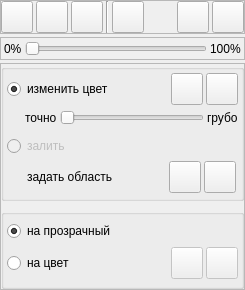
Before: the Qt Designer form fluffy-dollop/ctrwidgets/components/layersmanager/layerinstrumentalform.ui in autocomp/fluffy-dollop, drawn with Qt 5.
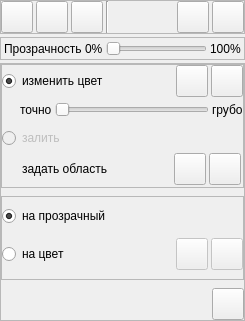
After: the same form once the commit is applied.

What changed in the file:
```diff
--- a/fluffy-dollop/ctrwidgets/components/layersmanager/layerinstrumentalform.ui
+++ b/fluffy-dollop/ctrwidgets/components/layersmanager/layerinstrumentalform.ui
@@ -7,7 +7,7 @@
     <x>0</x>
     <y>0</y>
     <width>245</width>
-    <height>290</height>
+    <height>321</height>
    </rect>
   </property>
   <property name="maximumSize">
@@ -19,11 +19,20 @@
   <property name="windowTitle">
    <string>Form</string>
   </property>
-  <layout class="QVBoxLayout" name="verticalLayout_4">
+  <layout class="QVBoxLayout" name="verticalLayout_2">
    <property name="spacing">
     <number>3</number>
    </property>
-   <property name="margin">
+   <property name="leftMargin">
+    <number>0</number>
+   </property>
+   <property name="topMargin">
+    <number>0</number>
+   </property>
+   <property name="rightMargin">
+    <number>0</number>
+   </property>
+   <property name="bottomMargin">
     <number>0</number>
    </property>
    <item>
@@ -141,37 +150,6 @@
         </property>
        </widget>
       </item>
-      <item>
-       <widget class="QPushButton" name="setOpacity">
-        <property name="minimumSize">
-         <size>
-          <width>32</width>
-          <height>32</height>
-         </size>
-        </property>
-        <property name="maximumSize">
-         <size>
-          <width>32</width>
-          <height>32</height>
-         </size>
-        </property>
-        <property name="toolTip">
-         <string>задать прозрачность</string>
-        </property>
-        <property name="text">
-         <string/>
-        </property>
-        <property name="iconSize">
-         <size>
-          <width>24</width>
-          <height>24</height>
-         </size>
-        </property>
-        <property name="checkable">
-         <bool>true</bool>
-        </property>
-       </widget>
-      </item>
       <item>
        <spacer name="horizontalSpacer">
         <property name="orientation">
@@ -208,7 +186,10 @@
        </widget>
       </item>
       <item>
-       <widget class="QPushButton" name="apply">
+       <widget class="QPushButton" name="save">
+        <property name="enabled">
+         <bool>true</bool>
+        </property>
         <property name="minimumSize">
          <size>
           <width>32</width>
@@ -267,7 +248,7 @@
       <item>
        <widget class="QLabel" name="label_3">
         <property name="text">
-         <string>0%</string>
+         <string>Прозрачность 0%</string>
         </property>
        </widget>
       </item>
@@ -313,16 +294,28 @@
        <number>0</number>
       </property>
       <item>
-       <widget class="QGroupBox" name="groupBox_2">
-        <property name="title">
-         <string/>
+       <widget class="QFrame" name="frame_2">
+        <property name="frameShape">
+         <enum>QFrame::StyledPanel</enum>
         </property>
-        <layout class="QVBoxLayout" name="verticalLayout_2">
+        <property name="frameShadow">
+         <enum>QFrame::Raised</enum>
+        </property>
+        <layout class="QVBoxLayout" name="verticalLayout_4">
          <property name="spacing">
           <number>3</number>
          </property>
-         <property name="margin">
-          <number>3</number>
+         <property name="leftMargin">
+          <number>0</number>
+         </property>
+         <property name="topMargin">
+          <number>0</number>
+         </property>
+         <property name="rightMargin">
+          <number>0</number>
+         </property>
+         <property name="bottomMargin">
+          <number>0</number>
          </property>
          <item>
           <layout class="QHBoxLayout" name="horizontalLayout_5">
@@ -617,7 +610,7 @@
        </widget>
       </item>
       <item>
-       <spacer name="verticalSpacer_2">
+       <spacer name="verticalSpacer">
         <property name="orientation">
          <enum>Qt::Vertical</enum>
         </property>
@@ -633,16 +626,28 @@
        </spacer>
       </item>
       <item>
-       <widget class="QGroupBox" name="groupBox">
-        <property name="title">
-         <string/>
+       <widget class="QFrame" name="frame">
+        <property name="frameShape">
+         <enum>QFrame::StyledPanel</enum>
+        </property>
+        <property name="frameShadow">
+         <enum>QFrame::Raised</enum>
         </property>
         <layout class="QVBoxLayout" name="verticalLayout">
          <property name="spacing">
           <number>3</number>
          </property>
-         <property name="margin">
-          <number>3</number>
+         <property name="leftMargin">
+          <number>0</number>
+         </property>
+         <property name="topMargin">
+          <number>0</number>
+         </property>
+         <property name="rightMargin">
+          <number>0</number>
+         </property>
+         <property name="bottomMargin">
+          <number>0</number>
          </property>
          <item>
           <layout class="QHBoxLayout" name="horizontalLayout_2">
@@ -763,6 +768,61 @@
         </layout>
        </widget>
       </item>
+      <item>
+       <spacer name="verticalSpacer_2">
+        <property name="orientation">
+         <enum>Qt::Vertical</enum>
+        </property>
+        <property name="sizeType">
+         <enum>QSizePolicy::Fixed</enum>
+        </property>
+        <property name="sizeHint" stdset="0">
+         <size>
+          <width>20</width>
+          <height>5</height>
+         </size>
+        </property>
+       </spacer>
+      </item>
+      <item>
+       <layout class="QHBoxLayout" name="horizontalLayout_7">
+        <property name="spacing">
+         <number>3</number>
+        </property>
+        <item>
+         <spacer name="horizontalSpacer_9">
+          <property name="orientation">
+           <enum>Qt::Horizontal</enum>
+          </property>
+          <property name="sizeHint" stdset="0">
+           <size>
+            <width>40</width>
+            <height>20</height>
+           </size>
+          </property>
+         </spacer>
+        </item>
+        <item>
+         <widget class="QPushButton" name="apply">
+          <property name="minimumSize">
+           <size>
+            <width>32</width>
+            <height>32</height>
+           </size>
+          </property>
+          <property name="maximumSize">
+           <size>
+            <width>32</width>
+            <height>32</height>
+           </size>
+          </property>
+          <property name="text">
+           <string/>
+          </property>
+         </widget>
+        </item>
+       </layout>
+      </item>
      </layout>
      <zorder>groupBox_2</zorder>
      <zorder>groupBox</zorder>
```
Left out of the diff: 63 changed lines with no effect on the pictures.
